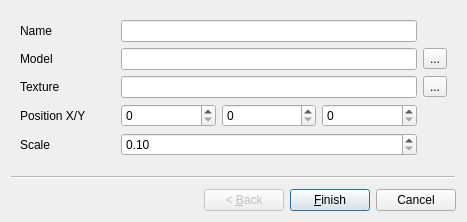
Above: code/editor/ui/wizardobject.ui from Plaristote/fallout-equestria before the change. Below: the same form after it.
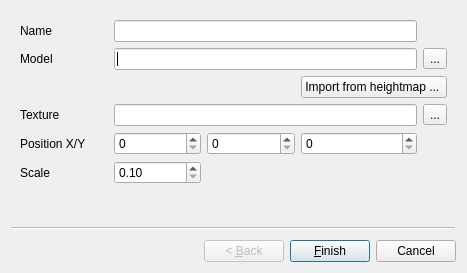
That is the form after the change.

Commit message: + Implemented heightmap importer in Game Editor

```diff
--- a/code/editor/ui/wizardobject.ui
+++ b/code/editor/ui/wizardobject.ui
@@ -7,7 +7,7 @@
     <x>0</x>
     <y>0</y>
     <width>467</width>
-    <height>221</height>
+    <height>273</height>
    </rect>
   </property>
   <property name="windowTitle">
@@ -15,6 +15,13 @@
   </property>
   <widget class="QWizardPage" name="wizardPage1">
    <layout class="QGridLayout" name="gridLayout">
+    <item row="1" column="0">
+     <widget class="QLabel" name="label_2">
+      <property name="text">
+       <string>Model</string>
+      </property>
+     </widget>
+    </item>
     <item row="4" column="0">
      <widget class="QLabel" name="label_3">
       <property name="text">
@@ -22,6 +29,9 @@
       </property>
      </widget>
     </item>
+    <item row="1" column="1" colspan="3">
+     <widget class="QLineEdit" name="model"/>
+    </item>
     <item row="0" column="0">
      <widget class="QLabel" name="label">
       <property name="text">
@@ -29,34 +39,6 @@
       </property>
      </widget>
     </item>
-    <item row="2" column="0">
-     <widget class="QLabel" name="label_2">
-      <property name="text">
-       <string>Model</string>
-      </property>
-     </widget>
-    </item>
-    <item row="3" column="0">
-     <widget class="QLabel" name="label_5">
-      <property name="text">
-       <string>Texture</string>
-      </property>
-     </widget>
-    </item>
-    <item row="2" column="5">
-     <widget class="QToolButton" name="pickModel">
-      <property name="text">
-       <string>...</string>
-      </property>
-     </widget>
-    </item>
-    <item row="3" column="5">
-     <widget class="QToolButton" name="pickTexture">
-      <property name="text">
-       <string>...</string>
-      </property>
-     </widget>
-    </item>
     <item row="5" column="0">
      <widget class="QLabel" name="label_6">
       <property name="text">
@@ -64,17 +46,40 @@
       </property>
      </widget>
     </item>
-    <item row="4" column="1">
-     <widget class="QSpinBox" name="posx"/>
-    </item>
     <item row="4" column="2">
      <widget class="QSpinBox" name="posy"/>
     </item>
+    <item row="0" column="1" colspan="3">
+     <widget class="QLineEdit" name="name"/>
+    </item>
+    <item row="1" column="4">
+     <widget class="QToolButton" name="pickModel">
+      <property name="text">
+       <string>...</string>
+      </property>
+     </widget>
+    </item>
+    <item row="3" column="1" colspan="3">
+     <widget class="QLineEdit" name="texture"/>
+    </item>
+    <item row="3" column="0">
+     <widget class="QLabel" name="label_5">
+      <property name="text">
+       <string>Texture</string>
+      </property>
+     </widget>
+    </item>
     <item row="4" column="3">
      <widget class="QSpinBox" name="posz"/>
     </item>
-    <item row="5" column="1" colspan="3">
+    <item row="5" column="1">
      <widget class="QDoubleSpinBox" name="scale">
+      <property name="sizePolicy">
+       <sizepolicy hsizetype="Minimum" vsizetype="Fixed">
+        <horstretch>0</horstretch>
+        <verstretch>0</verstretch>
+       </sizepolicy>
+      </property>
       <property name="minimum">
        <double>0.100000000000000</double>
       </property>
@@ -83,14 +88,22 @@
       </property>
      </widget>
     </item>
-    <item row="3" column="1" colspan="3">
-     <widget class="QLineEdit" name="texture"/>
+    <item row="3" column="4">
+     <widget class="QToolButton" name="pickTexture">
+      <property name="text">
+       <string>...</string>
+      </property>
+     </widget>
     </item>
-    <item row="2" column="1" colspan="3">
-     <widget class="QLineEdit" name="model"/>
+    <item row="4" column="1">
+     <widget class="QSpinBox" name="posx"/>
     </item>
-    <item row="0" column="1" colspan="3">
-     <widget class="QLineEdit" name="name"/>
+    <item row="2" column="3" colspan="2">
+     <widget class="QPushButton" name="importHeightmap">
+      <property name="text">
+       <string>Import from heightmap ... </string>
+      </property>
+     </widget>
     </item>
    </layout>
   </widget>
```
The commit also changes 8 other files.
